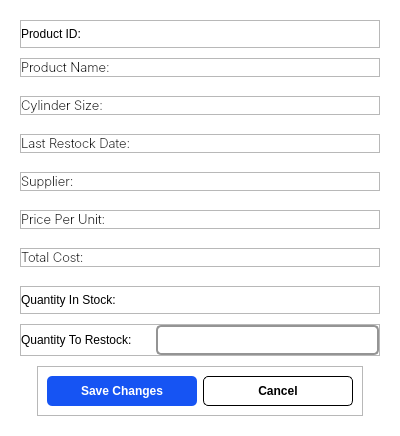
Kazu0210/Inventory-System, file app/src/ui/NEW/restock_page.ui: the form before one commit.
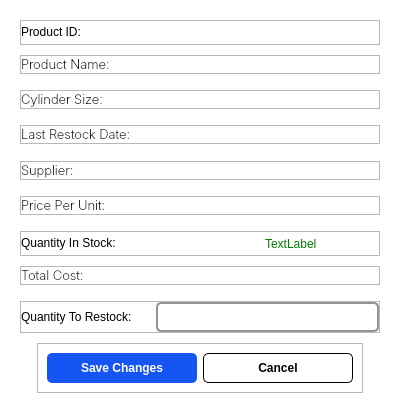
The form after the commit.

```diff
--- a/app/src/ui/NEW/restock_page.ui
+++ b/app/src/ui/NEW/restock_page.ui
@@ -7,7 +7,7 @@
     <x>0</x>
     <y>0</y>
     <width>400</width>
-    <height>436</height>
+    <height>413</height>
    </rect>
   </property>
   <property name="minimumSize">
@@ -476,74 +476,6 @@
      </layout>
     </widget>
    </item>
-   <item alignment="Qt::AlignTop">
-    <widget class="QFrame" name="frame_7">
-     <property name="frameShape">
-      <enum>QFrame::StyledPanel</enum>
-     </property>
-     <property name="frameShadow">
-      <enum>QFrame::Raised</enum>
-     </property>
-     <layout class="QHBoxLayout" name="horizontalLayout_7">
-      <property name="spacing">
-       <number>5</number>
-      </property>
-      <property name="leftMargin">
-       <number>0</number>
-      </property>
-      <property name="topMargin">
-       <number>0</number>
-      </property>
-      <property name="rightMargin">
-       <number>0</number>
-      </property>
-      <property name="bottomMargin">
-       <number>0</number>
-      </property>
-      <item>
-       <widget class="QLabel" name="label_7">
-        <property name="sizePolicy">
-         <sizepolicy hsizetype="Fixed" vsizetype="Fixed">
-          <horstretch>0</horstretch>
-          <verstretch>0</verstretch>
-         </sizepolicy>
-        </property>
-        <property name="minimumSize">
-         <size>
-          <width>120</width>
-          <height>0</height>
-         </size>
-        </property>
-        <property name="maximumSize">
-         <size>
-          <width>120</width>
-          <height>16777215</height>
-         </size>
-        </property>
-        <property name="font">
-         <font>
-          <family>Inter</family>
-          <pointsize>10</pointsize>
-          <weight>9</weight>
-          <italic>false</italic>
-          <bold>false</bold>
-         </font>
-        </property>
-        <property name="text">
-         <string>Total Cost:</string>
-        </property>
-       </widget>
-      </item>
-      <item>
-       <widget class="QLabel" name="totalCost_label">
-        <property name="text">
-         <string/>
-        </property>
-       </widget>
-      </item>
-     </layout>
-    </widget>
-   </item>
    <item>
     <widget class="QFrame" name="frame_6">
      <property name="frameShape">
@@ -595,6 +527,84 @@
       </item>
       <item>
        <widget class="QLabel" name="quantityInStock_label">
+        <property name="text">
+         <string/>
+        </property>
+       </widget>
+      </item>
+      <item>
+       <widget class="QLabel" name="addQuantity_label">
+        <property name="styleSheet">
+         <string notr="true">color: green;</string>
+        </property>
+        <property name="text">
+         <string>TextLabel</string>
+        </property>
+       </widget>
+      </item>
+     </layout>
+    </widget>
+   </item>
+   <item alignment="Qt::AlignTop">
+    <widget class="QFrame" name="frame_7">
+     <property name="frameShape">
+      <enum>QFrame::StyledPanel</enum>
+     </property>
+     <property name="frameShadow">
+      <enum>QFrame::Raised</enum>
+     </property>
+     <layout class="QHBoxLayout" name="horizontalLayout_7">
+      <property name="spacing">
+       <number>5</number>
+      </property>
+      <property name="leftMargin">
+       <number>0</number>
+      </property>
+      <property name="topMargin">
+       <number>0</number>
+      </property>
+      <property name="rightMargin">
+       <number>0</number>
+      </property>
+      <property name="bottomMargin">
+       <number>0</number>
+      </property>
+      <item>
+       <widget class="QLabel" name="label_7">
+        <property name="sizePolicy">
+         <sizepolicy hsizetype="Fixed" vsizetype="Fixed">
+          <horstretch>0</horstretch>
+          <verstretch>0</verstretch>
+         </sizepolicy>
+        </property>
+        <property name="minimumSize">
+         <size>
+          <width>120</width>
+          <height>0</height>
+         </size>
+        </property>
+        <property name="maximumSize">
+         <size>
+          <width>120</width>
+          <height>16777215</height>
+         </size>
+        </property>
+        <property name="font">
+         <font>
+          <family>Inter</family>
+          <pointsize>10</pointsize>
+          <weight>9</weight>
+          <italic>false</italic>
+          <bold>false</bold>
+         </font>
+        </property>
+        <property name="text">
+         <string>Total Cost:</string>
+        </property>
+       </widget>
+      </item>
+      <item>
+       <widget class="QLabel" name="totalCost_label">
         <property name="text">
          <string/>
         </property>
```
